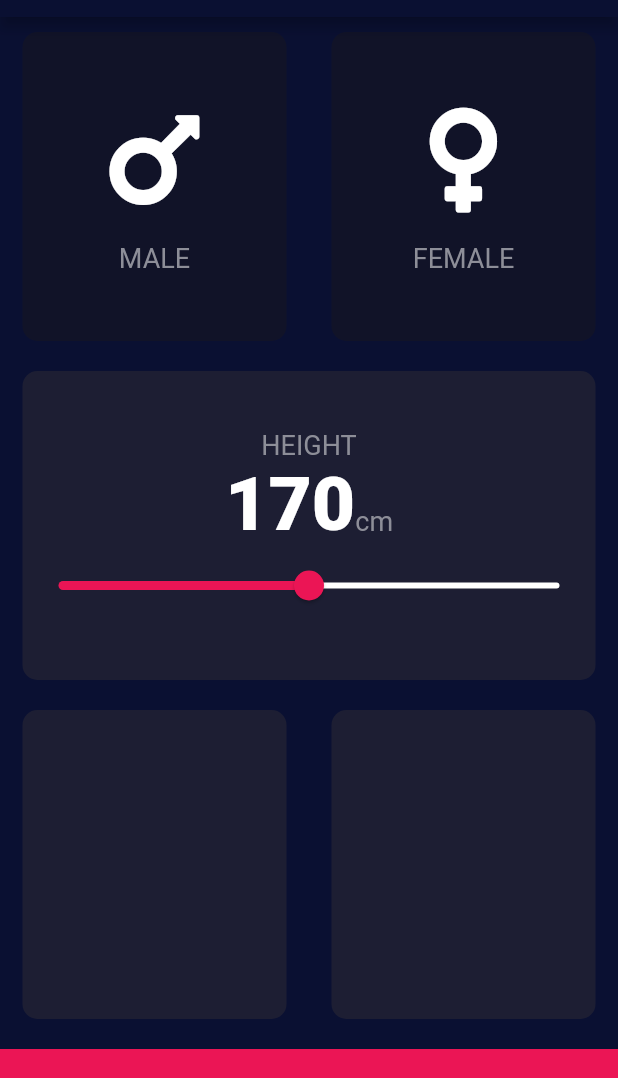
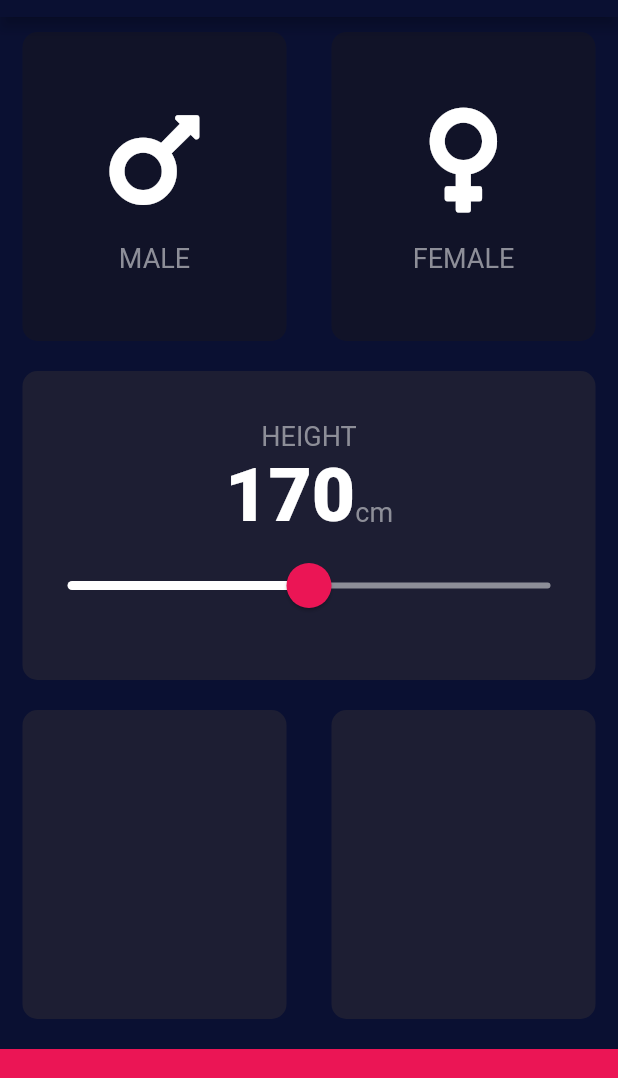
Before and after one commit to Syamgith/BMI-Calculator-flutter, a Flutter app: the screen it shows after launch, on a phone screen of 412 x 824 dp, the part 67-1145 px from its top. Run offline on Flutter 3.47's test engine with Material 2 defaults, Android fonts, the phone set to English and light mode, and no system bars; our stand-ins replace font_awesome_flutter.

Commit message:
customized slidetheme

```diff
--- a/lib/input_page.dart
+++ b/lib/input_page.dart
@@ -86,17 +86,27 @@ class _InputPageState extends State<InputPage> {
                         )
                       ],
                     ),
-                    Slider(
+                    SliderTheme(
+                      data: SliderTheme.of(context).copyWith(
+                        activeTrackColor: Colors.white,
+                        inactiveTrackColor: Color(0xFF8D8E98),
+                        thumbColor: Color(0xFFEB1555),
+                        overlayColor: Color(0x29EB1555),
+                        thumbShape:
+                            RoundSliderThumbShape(enabledThumbRadius: 15.0),
+                        overlayShape:
+                            RoundSliderOverlayShape(overlayRadius: 30.0),
+                      ),
+                      child: Slider(
                         value: height.toDouble(),
                         min: 120,
                         max: 220,
-                      activeColor: kBottomContainerColor,
-                      inactiveColor: Colors.white,
                         onChanged: (newValue) {
                           setState(() {
                             height = newValue.round();
                           });
                         },
+                      ),
                     ),
                   ],
                 ),
```
Lines whose indentation alone changed are shown as unchanged.
